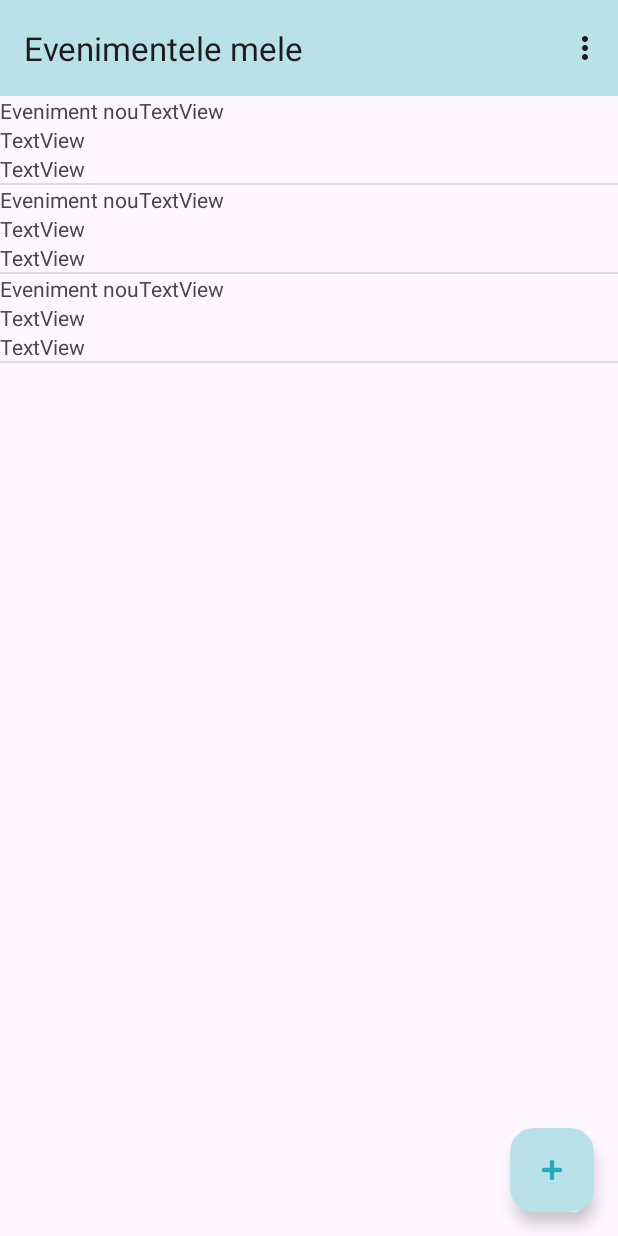
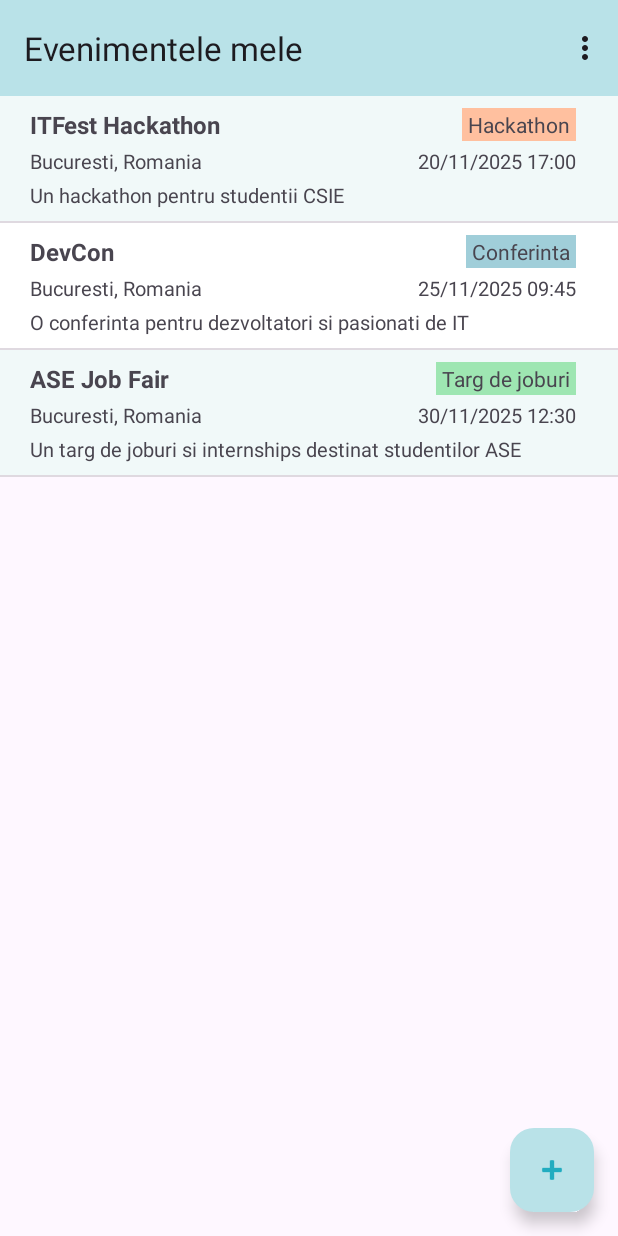
Before and after one commit to andreeatcl/dam-seminar-app, an Android app: the screen it shows after launch (MainActivity), on a phone screen of 412 x 824 dp. Run offline under Robolectric (Android 15) with nearby library versions, the phone set to English and light mode, and no system bars.

Commit message:
update tema s6

```diff
--- a/app/src/main/java/ro/ase/pdm/events/AdaptorEvenimente.java
+++ b/app/src/main/java/ro/ase/pdm/events/AdaptorEvenimente.java
@@ -9,6 +9,7 @@ import android.widget.TextView;
 
 import androidx.annotation.NonNull;
 import androidx.annotation.Nullable;
+import androidx.core.content.ContextCompat;
 
 import java.util.EventListener;
 import java.util.List;
@@ -24,31 +25,55 @@ public class AdaptorEvenimente extends ArrayAdapter<Eveniment> {
     @NonNull
     @Override
     public View getView(int position, @Nullable View view, @NonNull ViewGroup parent) {
-        // 1 initializare view pe baza machetei
+        // 1. initializare view pe baza machetei
 
         if (view == null) {
             // prima afisare
             view = LayoutInflater.from(getContext()).inflate(R.layout.element_lista, parent, false);
         }
 
-        // 2 initializare controale din macheta
+        // 2. initializare controale din macheta
         TextView textViewDenumire = view.findViewById(R.id.textViewDenumire);
         TextView textViewCategorie = view.findViewById(R.id.textViewCategorie);
-        // etc.
+        TextView textViewData = view.findViewById(R.id.textViewData);
+        TextView textViewLoc = view.findViewById(R.id.textViewLoc);
+        TextView textViewDescriere = view.findViewById(R.id.textViewDescriere);
 
-        // 3 identificare obiect curent
+        // 3. identificare obiect curent
         Eveniment eveniment = getItem(position);
-        // 4 populare controale macheta
-        textViewDenumire.setText(eveniment.getDenumire()); // verificari
 
+        // 4. populare controale macheta
+        textViewDenumire.setText(eveniment.getDenumire());
+        textViewCategorie.setText(eveniment.getCategorie());
+        textViewData.setText(eveniment.getData());
+        textViewLoc.setText(eveniment.getLoculDesfasurarii());
+        textViewDescriere.setText(eveniment.getDescriere());
+
+        // coloram diferit in functie de pozitie in lista
         if (position % 2 == 0) {
-            // coloram diferit
+            view.setBackgroundColor(ContextCompat.getColor(getContext(), R.color.pale_turquoise));
         }
 
-        // this is bugged, fix later
-        /*if (eveniment.getCategorie().equals("Conferinta")) {
-            // evidentiem diferit
-        }*/
+        // evidentiem diferit in functie de categorie
+        switch (eveniment.getCategorie()) {
+            case "Conferinta":
+                textViewCategorie.setBackgroundColor(ContextCompat.getColor(getContext(), R.color.pastel_blue));
+                break;
+            case "Hackathon":
+                textViewCategorie.setBackgroundColor(ContextCompat.getColor(getContext(), R.color.pastel_red));
+                break;
+            case "Targ de joburi":
+                textViewCategorie.setBackgroundColor(ContextCompat.getColor(getContext(), R.color.cucumber));
+                break;
+            case "Workshop":
+                textViewCategorie.setBackgroundColor(ContextCompat.getColor(getContext(), R.color.cream_yellow));
+                break;
+            default:
+                textViewCategorie.setBackgroundColor(ContextCompat.getColor(getContext(), R.color.beige));
+                break;
+        }
+
+        textViewCategorie.setPadding(6, 2, 6, 2);
 
         return view;
     }
--- a/app/src/main/java/ro/ase/pdm/events/AddActivity.java
+++ b/app/src/main/java/ro/ase/pdm/events/AddActivity.java
@@ -48,7 +48,7 @@ public class AddActivity extends AppCompatActivity {
             try {
                 Eveniment eveniment = new Eveniment(denumire, categorie, data, locul, descriere);
                 Toast.makeText(this, "S-a salvat evenimentul" + eveniment, Toast.LENGTH_LONG).show();
-                setResult(RESULT_OK, new Intent().putExtra("TRANZACTIE", eveniment));
+                setResult(RESULT_OK, new Intent().putExtra("EVENIMENT", eveniment));
                 finish();
             }
             catch (Exception e) {
--- a/app/src/main/java/ro/ase/pdm/events/MainActivity.java
+++ b/app/src/main/java/ro/ase/pdm/events/MainActivity.java
@@ -56,9 +56,13 @@ public class MainActivity extends AppCompatActivity {
             return insets;
         });
         listViewEvenimente = findViewById(R.id.listViewEvenimente);
-        evenimente.add(new Eveniment());
-        evenimente.add(new Eveniment());
-        evenimente.add(new Eveniment());
+        try {
+            evenimente.add(new Eveniment("ITFest Hackathon", "Hackathon", "20/11/2025 17:00", "Bucuresti, Romania", "Un hackathon pentru studentii CSIE"));
+            evenimente.add(new Eveniment("DevCon", "Conferinta", "25/11/2025 09:45", "Bucuresti, Romania", "O conferinta pentru dezvoltatori si pasionati de IT"));
+            evenimente.add(new Eveniment("ASE Job Fair", "Targ de joburi", "30/11/2025 12:30", "Bucuresti, Romania", "Un targ de joburi si internships destinat studentilor ASE"));
+        } catch (Exception e) {
+            throw new RuntimeException(e);
+        }
 
         // adaptor = new ArrayAdapter<>(this, android.R.layout.simple_list_item_1, evenimente);
         adaptor = new AdaptorEvenimente(this, evenimente);
--- a/app/src/main/res/layout/element_lista.xml
+++ b/app/src/main/res/layout/element_lista.xml
@@ -1,38 +1,68 @@
 <?xml version="1.0" encoding="utf-8"?>
-<LinearLayout xmlns:android="http://schemas.android.com/apk/res/android"
+<androidx.constraintlayout.widget.ConstraintLayout xmlns:android="http://schemas.android.com/apk/res/android"
+    xmlns:app="http://schemas.android.com/apk/res-auto"
+    xmlns:tools="http://schemas.android.com/tools"
     android:layout_width="match_parent"
     android:layout_height="wrap_content"
-    android:orientation="vertical">
-
-    <LinearLayout
-        android:layout_width="match_parent"
-        android:layout_height="wrap_content"
-        android:orientation="horizontal">
+    android:padding="8dp"
+    android:background="@android:color/white">
 
     <TextView
         android:id="@+id/textViewDenumire"
-            android:layout_width="wrap_content"
+        android:layout_width="0dp"
         android:layout_height="wrap_content"
-            android:text="TextView" />
+        android:layout_marginStart="12dp"
+        android:text="@string/denumire_placeholder"
+        android:textSize="16sp"
+        android:textStyle="bold"
+        app:layout_constraintStart_toStartOf="parent"
+        app:layout_constraintTop_toTopOf="parent" />
 
     <TextView
         android:id="@+id/textViewCategorie"
         android:layout_width="wrap_content"
         android:layout_height="wrap_content"
-            android:text="TextView" />
-
-    </LinearLayout>
+        android:layout_marginEnd="20dp"
+        android:text="@string/categorie_placeholder"
+        android:textSize="14sp"
+        app:layout_constraintEnd_toEndOf="parent"
+        app:layout_constraintTop_toTopOf="parent" />
 
     <TextView
         android:id="@+id/textViewData"
         android:layout_width="wrap_content"
         android:layout_height="wrap_content"
-        android:text="TextView" />
+        android:layout_marginTop="4dp"
+        android:layout_marginEnd="20dp"
+        android:text="@string/fulldata_placeholder"
+        android:textSize="13sp"
+        app:layout_constraintEnd_toEndOf="parent"
+        app:layout_constraintTop_toBottomOf="@+id/textViewCategorie" />
 
     <TextView
         android:id="@+id/textViewLoc"
-        android:layout_width="match_parent"
+        android:layout_width="wrap_content"
         android:layout_height="wrap_content"
-        android:text="TextView" />
+        android:layout_marginStart="12dp"
+        android:layout_marginTop="4dp"
+        android:text="@string/locul_placeholder"
+        android:textSize="13sp"
+        app:layout_constraintStart_toStartOf="parent"
+        app:layout_constraintTop_toBottomOf="@+id/textViewDenumire" />
 
-</LinearLayout>
+    <TextView
+        android:id="@+id/textViewDescriere"
+        android:layout_width="0dp"
+        android:layout_height="wrap_content"
+        android:layout_marginStart="12dp"
+        android:layout_marginTop="4dp"
+        android:layout_marginEnd="20dp"
+        android:ellipsize="end"
+        android:maxLines="2"
+        android:text="@string/descriere_placeholder"
+        android:textSize="13sp"
+        app:layout_constraintEnd_toEndOf="parent"
+        app:layout_constraintStart_toStartOf="parent"
+        app:layout_constraintTop_toBottomOf="@+id/textViewLoc" />
+
+</androidx.constraintlayout.widget.ConstraintLayout>
--- a/app/src/main/res/values/colors.xml
+++ b/app/src/main/res/values/colors.xml
@@ -4,4 +4,10 @@
     <color name="white">#FFFFFFFF</color>
     <color name="turquoise">#21ACC0</color>
     <color name="light_turquoise">#B9E2E8</color>
+    <color name="pale_turquoise">#F1F9F9</color>
+    <color name="cucumber">#9EE6B2</color>
+    <color name="cream_yellow">#FCF5C7</color>
+    <color name="pastel_red">#FFC09F</color>
+    <color name="pastel_blue">#A0CED9</color>
+    <color name="beige">#D8BFAB</color>
 </resources>
--- a/app/src/main/res/values/strings.xml
+++ b/app/src/main/res/values/strings.xml
@@ -13,8 +13,10 @@
     <string name="descriere_placeholder">Descrieti eveniment</string>
     <string name="salveaza">Salveaza</string>
     <string name="denumire_placeholder">Numele evenimentului</string>
-    <string name="data_placeholder">27/11/2025</string>
-    <string name="ora_placeholder">17:00</string>
+    <string name="data_placeholder">DD/MM/YYYY</string>
+    <string name="ora_placeholder">HH:MM</string>
+    <string name="fulldata_placeholder">DD/MM/YYYY HH:MM</string>
+    <string name="categorie_placeholder">Categorie</string>
     <string-array name="categorii">
         <item>Conferinta</item>
         <item>Hackathon</item>
```
Lines whose indentation alone changed are shown as unchanged.
